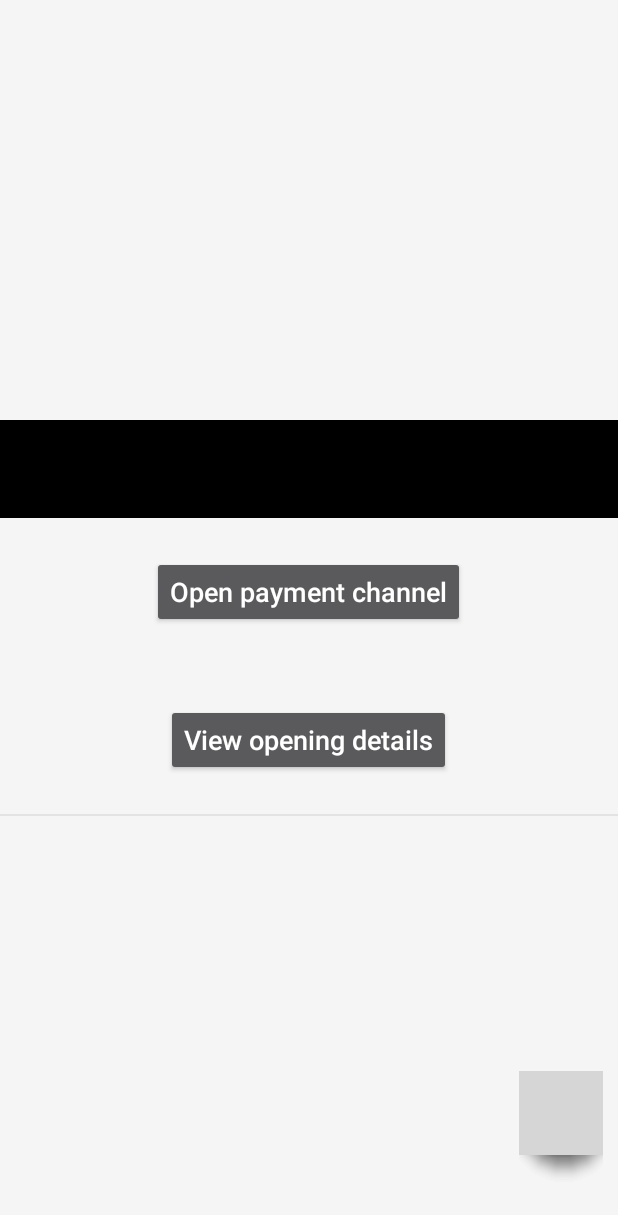
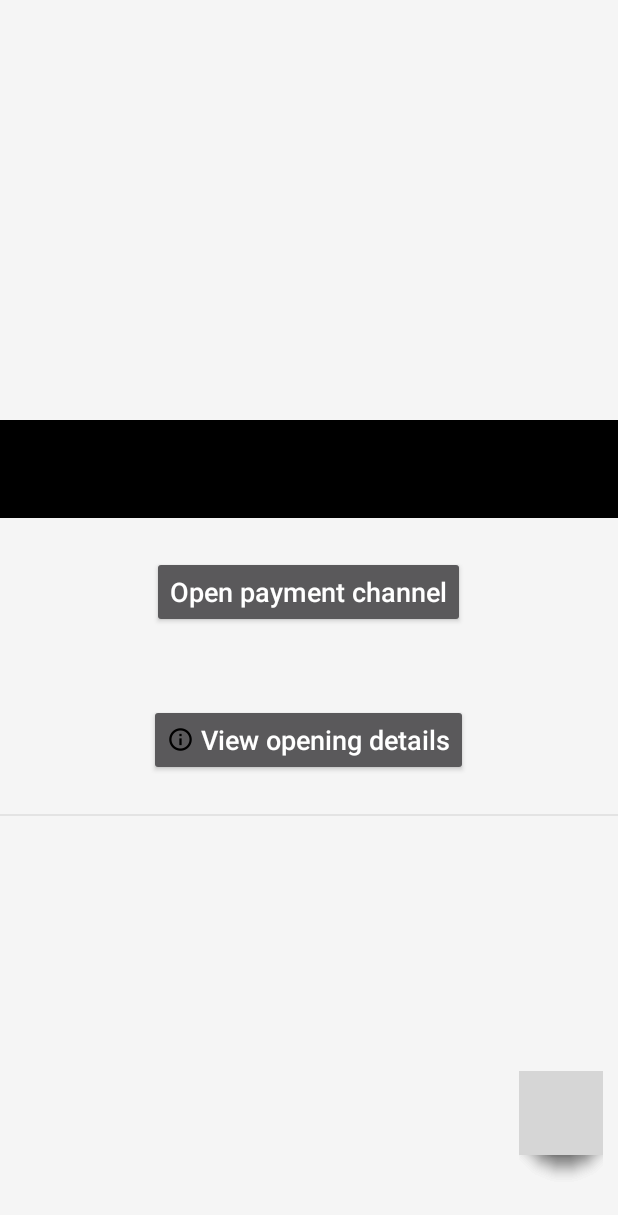
Before and after one commit to takaya-imai/lnwallet, an Android app: the layout activity_ln.xml on its own in the app's theme, with its tools: preview values and no code run, on a phone screen of 412 x 824 dp. Shown: the top 1215 px of the screen. Run offline under Robolectric (Android 15) with nearby library versions, the phone set to English and light mode, and no system bars; plain views replace FloatingActionButton, FloatingActionMenu; grey boxes are pictures that could not be loaded.

Commit message:
Add info icon to channel opening button

```diff
--- a/app/src/main/res/layout/activity_ln.xml
+++ b/app/src/main/res/layout/activity_ln.xml
@@ -19,6 +19,7 @@
             android:id="@+id/viewChannelInfo"
             android:layout_width="wrap_content"
             android:text="@string/ln_details"
+            android:drawableLeft="@drawable/ic_info_outline_black_18dp"
             android:onClick="goLNOps"/>
 
         <View
--- a/app/src/main/res/values/strings.xml
+++ b/app/src/main/res/values/strings.xml
@@ -79,7 +79,7 @@
 
     <string name="ln_receive">Receive lightning</string>
     <string name="ln_open_channel">Open payment channel</string>
-    <string name="ln_details">View opening details</string>
+    <string name="ln_details">&#160;View opening details</string>
     <string name="ln_chan_close">Close channel</string>
     <string name="ln_force_close">Force close</string>
 
@@ -207,7 +207,7 @@
 
     <!-- frag_chan_details, activity_ln_start -->
     <string name="ln_chan_close_details">Closing results in an on-chain Bitcoin transaction which will refund the remaining Lightning balance back to your Bitcoin wallet minus some miner fee.\n\nAlso, you won\'t be able to send Lightning payments until a new payment channel is established</string>
-    <string name="ln_ops_chan_opening"><![CDATA[%1$s<br><br>Opening a payment channel&#8230;<br>Channel capacity is %2$s<br><br>You will be able to send Lightning payments after a funding transaction reaches %3$s<br><br><a href=https://testnet.smartbit.com.au/tx/%4$s>Funding status</a><br>%5$s]]></string>
+    <string name="ln_ops_chan_opening"><![CDATA[%1$s<br><br>Opening a payment channel&#8230;<br>Channel capacity is %2$s<br><br>You will be able to send Lightning payments after a funding transaction reaches %3$s<br><br><a href=https://testnet.smartbit.com.au/tx/%4$s>View funding status</a><br>%5$s]]></string>
     <string name="ln_ops_chan_negotiations"><![CDATA[%1$s<br><br>Closing a payment channel&#8230;<br><br>Waiting until all remaining in-flight payments are resolved and peer agrees to a cooperative closing<br><br>Remaining Lightning balance will be refunded to your Bitcoin wallet]]></string>
     <string name="ln_ops_chan_unilateral_closing"><![CDATA[%1$s<br><br><a href=http://lightning-wallet.com/using-lightning-wallet#forced-channel-closing>Forced channel closing</a><br><br>%2$s]]></string>
     <string name="ln_ops_chan_open"><![CDATA[%1$s<br><br><font color=#999999>Peer node ID</font><br><small>%2$s</small><br><br><font color=#999999>Channel ID</font><br><small>%3$s</small>]]></string>
@@ -215,7 +215,7 @@
 
     <string name="ln_ops_chan_amount_status">%1$s - %2$s fee</string>
     <string name="ln_ops_chan_refund_status"><![CDATA[<br><br><font color=#999999>Your pending refunds</font><br>]]></string>
-    <string name="ln_ops_chan_commit_status"><![CDATA[<a href=https://testnet.smartbit.com.au/tx/%1$s>Closing status</a><br>%2$s<br>%3$s fee]]></string>
+    <string name="ln_ops_chan_commit_status"><![CDATA[<a href=https://testnet.smartbit.com.au/tx/%1$s>View closing status</a><br>%2$s<br>%3$s fee]]></string>
 
     <string name="ln_ops_chan_unilateral_status_dead"><![CDATA[%1$s<br>= %2$s cancelled]]></string>
     <string name="ln_ops_chan_unilateral_status_done"><![CDATA[%1$s<br>= %2$s received]]></string>
```
Also changed, not shown: app/src/main/res/drawable-hdpi/ic_info_outline_black_18dp.png (added), app/src/main/res/drawable-mdpi/ic_info_outline_black_18dp.png (added), app/src/main/res/drawable-xhdpi/ic_info_outline_black_18dp.png (added), app/src/main/res/drawable-xxhdpi/ic_info_outline_black_18dp.png (added).
